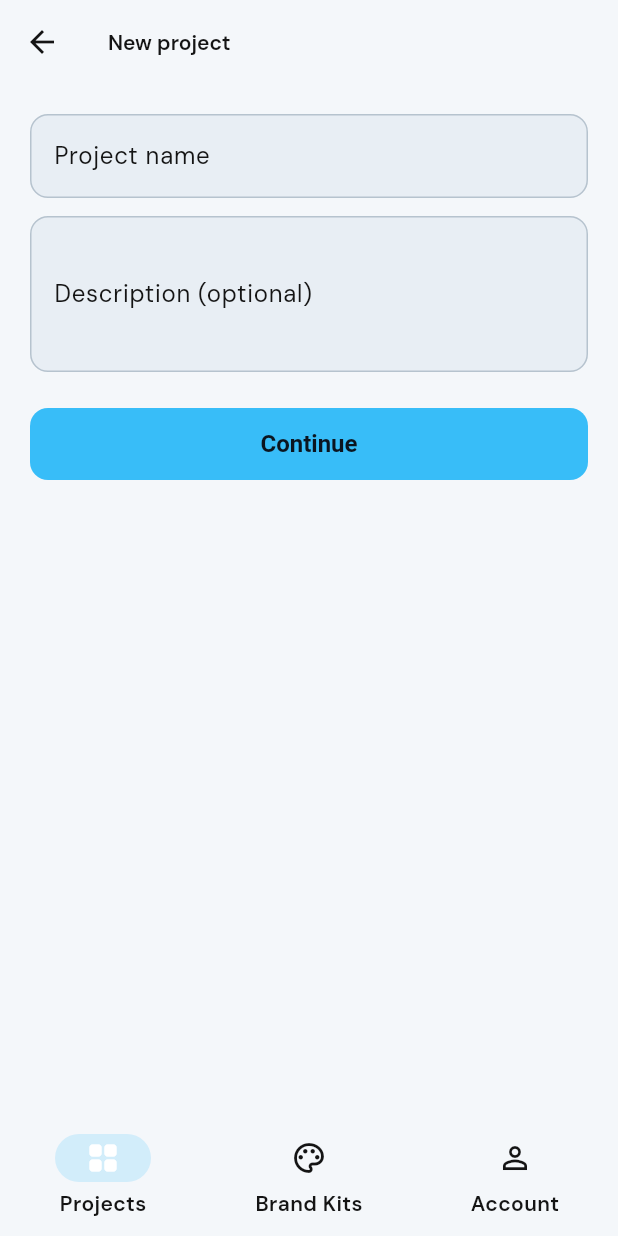
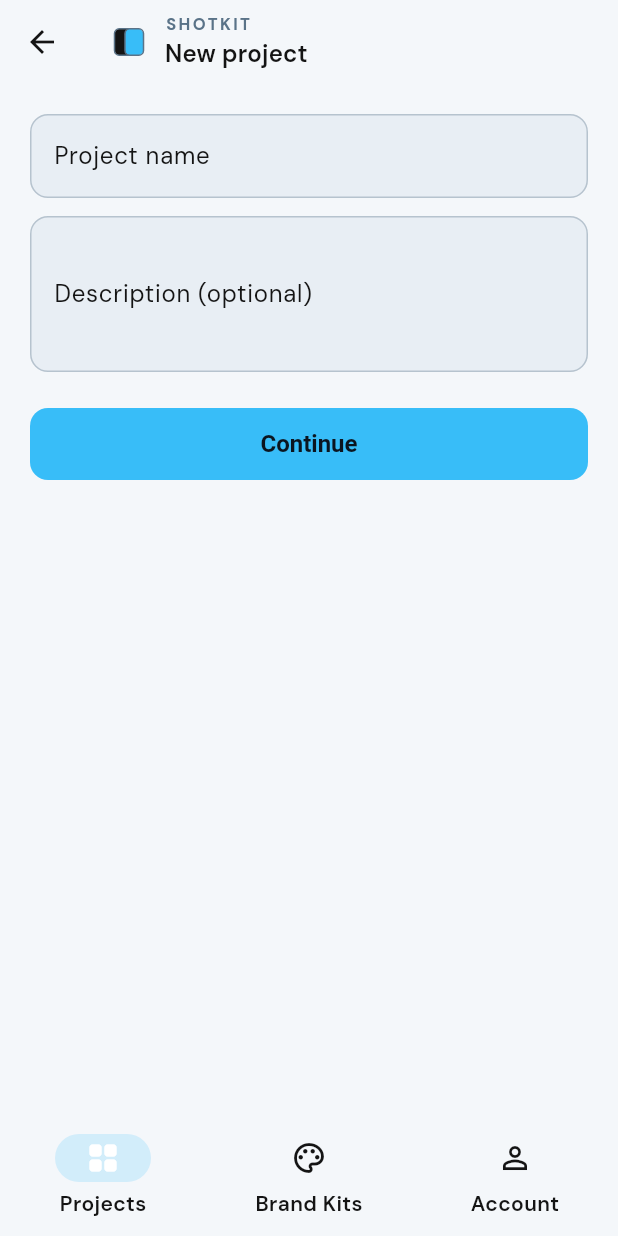
Before and after one commit to arkhan2/shotkit-flutter, a Flutter app: the screen it shows once a user with an empty profile is signed in, after a tap on "Create project", on a phone screen of 412 x 824 dp. Run offline on Flutter 3.47's test engine with Material 3 defaults, Android fonts, the phone set to English and light mode, and no system bars; our stand-ins replace cached_network_image, flutter_dotenv, flutter_riverpod, go_router, google_fonts, google_sign_in and 3 more; missing offline and left inert: gal; accounts and stored records are empty; network calls fail.

Commit message:
Show the ShotKit lockup on every app bar.
Keep the mark and product name in chrome so signed-in screens match the web studio top bar.

Co-authored-by: Cursor <cursoragent@cursor.com>

```diff
--- a/lib/features/account/account_screen.dart
+++ b/lib/features/account/account_screen.dart
@@ -22,7 +22,7 @@ class AccountScreen extends ConsumerWidget {
     final env = ref.watch(envProvider);
 
     return Scaffold(
-      appBar: AppBar(title: const Text('Account')),
+      appBar: const ShotKitAppBar(title: 'Account'),
       body: ListView(
         padding: const EdgeInsets.all(20),
         children: [
--- a/lib/features/brand_kits/brand_kit_editor_screen.dart
+++ b/lib/features/brand_kits/brand_kit_editor_screen.dart
@@ -52,8 +52,8 @@ class _BrandKitEditorScreenState extends ConsumerState<BrandKitEditorScreen> {
         }
         if (_name.text.isEmpty) _name.text = kit.kit.name;
         return Scaffold(
-          appBar: AppBar(
-            title: const Text('Brand Kit'),
+          appBar: ShotKitAppBar(
+            title: 'Brand Kit',
             actions: [
               IconButton(
                 onPressed: () async {
--- a/lib/features/brand_kits/brand_kits_screen.dart
+++ b/lib/features/brand_kits/brand_kits_screen.dart
@@ -19,8 +19,8 @@ class BrandKitsScreen extends ConsumerWidget {
   Widget build(BuildContext context, WidgetRef ref) {
     final kits = ref.watch(brandKitsProvider);
     return Scaffold(
-      appBar: AppBar(
-        title: const Text('Brand Kits'),
+      appBar: ShotKitAppBar(
+        title: 'Brand Kits',
         actions: [
           IconButton(
             onPressed: () => context.push('/app/brand-kits/new'),
@@ -104,7 +104,7 @@ class _NewBrandKitScreenState extends ConsumerState<NewBrandKitScreen> {
   @override
   Widget build(BuildContext context) {
     return Scaffold(
-      appBar: AppBar(title: const Text('New Brand Kit')),
+      appBar: const ShotKitAppBar(title: 'New Brand Kit'),
       body: Padding(
         padding: const EdgeInsets.all(20),
         child: Column(
--- a/lib/features/composer/composer_review_screen.dart
+++ b/lib/features/composer/composer_review_screen.dart
@@ -111,14 +111,14 @@ class _ComposerReviewScreenState extends ConsumerState<ComposerReviewScreen> {
     }
     if (_error != null || _design == null || _pages.isEmpty) {
       return Scaffold(
-        appBar: AppBar(),
+        appBar: const ShotKitAppBar(),
         body: EmptyState(title: 'Cannot open design', message: _error ?? 'No pages.'),
       );
     }
 
     return Scaffold(
-      appBar: AppBar(
-        title: Text(_design!.name),
+      appBar: ShotKitAppBar(
+        title: _design!.name,
         actions: [
           Text(_saveStatus, style: Theme.of(context).textTheme.labelMedium),
           IconButton(
--- a/lib/features/composer/composer_wizard_screen.dart
+++ b/lib/features/composer/composer_wizard_screen.dart
@@ -45,7 +45,7 @@ class _ComposerWizardScreenState extends ConsumerState<ComposerWizardScreen> {
   Widget build(BuildContext context) {
     final presets = canvasPresetsFor(_platform);
     return Scaffold(
-      appBar: AppBar(title: const Text('New design')),
+      appBar: const ShotKitAppBar(title: 'New design'),
       body: ListView(
         padding: const EdgeInsets.all(20),
         children: [
--- a/lib/features/preview/design_preview_screen.dart
+++ b/lib/features/preview/design_preview_screen.dart
@@ -31,7 +31,7 @@ class _DesignPreviewScreenState extends ConsumerState<DesignPreviewScreen> {
         }
         if (snapshot.hasError || snapshot.data == null) {
           return Scaffold(
-            appBar: AppBar(),
+            appBar: const ShotKitAppBar(),
             body: EmptyState(
               title: 'Preview unavailable',
               message: snapshot.error?.toString() ?? 'Design not found.',
@@ -43,8 +43,8 @@ class _DesignPreviewScreenState extends ConsumerState<DesignPreviewScreen> {
         final urls = snapshot.data!.$3;
         final page = pages[_index.clamp(0, pages.length - 1)];
         return Scaffold(
-          appBar: AppBar(
-            title: Text(design.name),
+          appBar: ShotKitAppBar(
+            title: design.name,
             actions: [
               IconButton(
                 tooltip: 'Edit',
--- a/lib/features/projects/project_detail_screen.dart
+++ b/lib/features/projects/project_detail_screen.dart
@@ -35,8 +35,8 @@ class ProjectDetailScreen extends ConsumerWidget {
     final designs = ref.watch(projectDesignsProvider(projectId));
 
     return Scaffold(
-      appBar: AppBar(
-        title: Text(project.valueOrNull?.name ?? 'Project'),
+      appBar: ShotKitAppBar(
+        title: project.valueOrNull?.name ?? 'Project',
         actions: [
           IconButton(
             tooltip: 'Setup',
--- a/lib/features/projects/project_form_screen.dart
+++ b/lib/features/projects/project_form_screen.dart
@@ -57,7 +57,7 @@ class _ProjectFormScreenState extends ConsumerState<ProjectFormScreen> {
   @override
   Widget build(BuildContext context) {
     return Scaffold(
-      appBar: AppBar(title: const Text('New project')),
+      appBar: const ShotKitAppBar(title: 'New project'),
       body: ListView(
         padding: const EdgeInsets.all(20),
         children: [
--- a/lib/features/projects/project_setup_screen.dart
+++ b/lib/features/projects/project_setup_screen.dart
@@ -24,7 +24,7 @@ class ProjectSetupScreen extends ConsumerWidget {
     final kits = ref.watch(brandKitsProvider);
 
     return Scaffold(
-      appBar: AppBar(title: const Text('Project setup')),
+      appBar: const ShotKitAppBar(title: 'Project setup'),
       body: ListView(
         padding: const EdgeInsets.all(20),
         children: [
--- a/lib/features/projects/projects_screen.dart
+++ b/lib/features/projects/projects_screen.dart
@@ -3,7 +3,6 @@ import 'package:flutter_riverpod/flutter_riverpod.dart';
 import 'package:go_router/go_router.dart';
 
 import '../../data/providers.dart';
-import '../../domain/brand.dart';
 import '../../domain/models.dart';
 import '../../shared/widgets.dart';
 
@@ -19,8 +18,7 @@ class ProjectsScreen extends ConsumerWidget {
   Widget build(BuildContext context, WidgetRef ref) {
     final projects = ref.watch(projectsProvider);
     return Scaffold(
-      appBar: AppBar(
-        title: const Text(AppBrand.name),
+      appBar: ShotKitAppBar(
         actions: [
           IconButton(
             onPressed: () => context.push('/app/projects/new'),
--- a/lib/shared/widgets.dart
+++ b/lib/shared/widgets.dart
@@ -51,6 +51,78 @@ class _MarkFrame extends StatelessWidget {
           border: Border.all(color: AppBrand.slate, width: stroke),
         ),
       ),
+    );
+  }
+}
+
+/// Mark + product name, matching the web top-bar lockup.
+class BrandLockup extends StatelessWidget {
+  const BrandLockup({super.key, this.pageTitle, this.markSize = 28});
+
+  final String? pageTitle;
+  final double markSize;
+
+  @override
+  Widget build(BuildContext context) {
+    final page = pageTitle?.trim();
+    final showPage =
+        page != null && page.isNotEmpty && page != AppBrand.name;
+    return Row(
+      children: [
+        BrandMark(size: markSize),
+        const SizedBox(width: 10),
+        Flexible(
+          child: Column(
+            mainAxisSize: MainAxisSize.min,
+            crossAxisAlignment: CrossAxisAlignment.start,
+            children: [
+              Text(
+                AppBrand.name.toUpperCase(),
+                style: Theme.of(context).textTheme.labelSmall?.copyWith(
+                      letterSpacing: 1.6,
+                      fontWeight: FontWeight.w700,
+                      color: AppBrand.slate,
+                    ),
+              ),
+              if (showPage)
+                Text(
+                  page,
+                  maxLines: 1,
+                  overflow: TextOverflow.ellipsis,
+                  style: Theme.of(context).textTheme.titleMedium?.copyWith(
+                        fontWeight: FontWeight.w600,
+                      ),
+                ),
+            ],
+          ),
+        ),
+      ],
+    );
+  }
+}
+
+class ShotKitAppBar extends StatelessWidget implements PreferredSizeWidget {
+  const ShotKitAppBar({
+    super.key,
+    this.title,
+    this.actions,
+    this.automaticallyImplyLeading = true,
+  });
+
+  final String? title;
+  final List<Widget>? actions;
+  final bool automaticallyImplyLeading;
+
+  @override
+  Size get preferredSize => const Size.fromHeight(kToolbarHeight);
+
+  @override
+  Widget build(BuildContext context) {
+    return AppBar(
+      automaticallyImplyLeading: automaticallyImplyLeading,
+      titleSpacing: 16,
+      title: BrandLockup(pageTitle: title),
+      actions: actions,
     );
   }
 }
```
